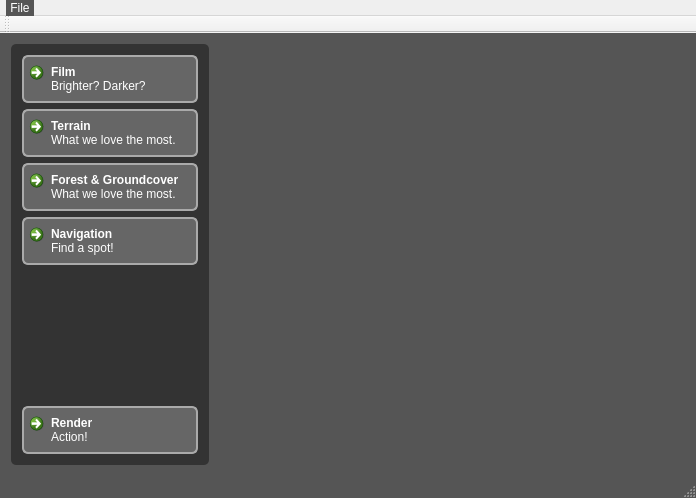
Above: src/qt-frontend/CosyGui/mainwindow.ui from phresnel/picogen before the change. Below: the same form after it.
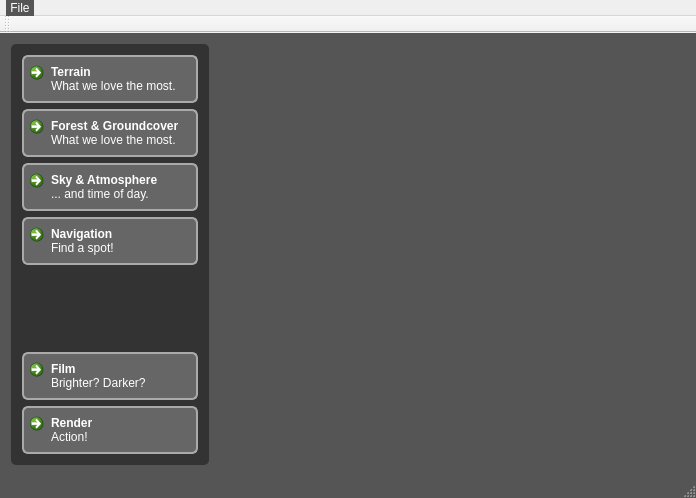
That is the form after the change. Icons and pictures are not drawn. Custom widgets are drawn as their Qt base class.

Commit message: pave ground for sunsky-window

What changed in the file:
```diff
--- a/src/qt-frontend/CosyGui/mainwindow.ui
+++ b/src/qt-frontend/CosyGui/mainwindow.ui
@@ -244,41 +244,6 @@
        </sizepolicy>
       </property>
       <layout class="QVBoxLayout" name="verticalLayout">
-       <item>
-        <widget class="QCommandLinkButton" name="filmCommandLink">
-         <property name="sizePolicy">
-          <sizepolicy hsizetype="Preferred" vsizetype="Preferred">
-           <horstretch>0</horstretch>
-           <verstretch>0</verstretch>
-          </sizepolicy>
-         </property>
-         <property name="maximumSize">
-          <size>
-           <width>16777215</width>
-           <height>16777215</height>
-          </size>
-         </property>
-         <property name="text">
-          <string>Film</string>
-         </property>
-         <property name="icon">
-          <iconset resource="resources.qrc">
-           <normaloff>:/toplevel-navigation/resources/mobileicons_freeforcommercial_film.png</normaloff>:/toplevel-navigation/resources/mobileicons_freeforcommercial_film.png</iconset>
-         </property>
-         <property name="iconSize">
-          <size>
-           <width>40</width>
-           <height>48</height>
-          </size>
-         </property>
-         <property name="checkable">
-          <bool>true</bool>
-         </property>
-         <property name="description">
-          <string>Brighter? Darker?</string>
-         </property>
-        </widget>
-       </item>
        <item>
         <widget class="QCommandLinkButton" name="terrainCommandLink">
          <property name="sizePolicy">
@@ -349,6 +314,35 @@
          </property>
         </widget>
        </item>
+       <item>
+        <widget class="QCommandLinkButton" name="sunskyCommandLink">
+         <property name="sizePolicy">
+          <sizepolicy hsizetype="Preferred" vsizetype="Preferred">
+           <horstretch>0</horstretch>
+           <verstretch>0</verstretch>
+          </sizepolicy>
+         </property>
+         <property name="text">
+          <string>Sky &amp;&amp; Atmosphere</string>
+         </property>
+         <property name="icon">
+          <iconset resource="resources.qrc">
+           <normaloff>:/toplevel-navigation/resources/humano2_freeforcommercial_weather-few-clouds.png</normaloff>:/toplevel-navigation/resources/humano2_freeforcommercial_weather-few-clouds.png</iconset>
+         </property>
+         <property name="iconSize">
+          <size>
+           <width>40</width>
+           <height>48</height>
+          </size>
+         </property>
+         <property name="checkable">
+          <bool>true</bool>
+         </property>
+         <property name="description">
+          <string>... and time of day.</string>
+         </property>
+        </widget>
+       </item>
        <item>
         <widget class="QCommandLinkButton" name="navigationCommandLink">
          <property name="sizePolicy">
@@ -391,6 +385,41 @@
          </property>
         </spacer>
        </item>
+       <item>
+        <widget class="QCommandLinkButton" name="filmCommandLink">
+         <property name="sizePolicy">
+          <sizepolicy hsizetype="Preferred" vsizetype="Preferred">
+           <horstretch>0</horstretch>
+           <verstretch>0</verstretch>
+          </sizepolicy>
+         </property>
+         <property name="maximumSize">
+          <size>
+           <width>16777215</width>
+           <height>16777215</height>
+          </size>
+         </property>
+         <property name="text">
+          <string>Film</string>
+         </property>
+         <property name="icon">
+          <iconset resource="resources.qrc">
+           <normaloff>:/toplevel-navigation/resources/mobileicons_freeforcommercial_film.png</normaloff>:/toplevel-navigation/resources/mobileicons_freeforcommercial_film.png</iconset>
+         </property>
+         <property name="iconSize">
+          <size>
+           <width>40</width>
+           <height>48</height>
+          </size>
+         </property>
+         <property name="checkable">
+          <bool>true</bool>
+         </property>
+         <property name="description">
+          <string>Brighter? Darker?</string>
+         </property>
+        </widget>
+       </item>
        <item>
         <widget class="QCommandLinkButton" name="renderCommandLink">
          <property name="sizePolicy">
@@ -500,6 +529,12 @@
    <header>terrainwindow.hh</header>
    <container>1</container>
   </customwidget>
+  <customwidget>
+   <class>SunSkyWindow</class>
+   <extends>QWidget</extends>
+   <header>sunskywindow.hh</header>
+   <container>1</container>
+  </customwidget>
  </customwidgets>
  <resources>
   <include location="resources.qrc"/>
```
Left out of the diff: 5 changed lines with no effect on the pictures. The commit also changes 7 other files.
